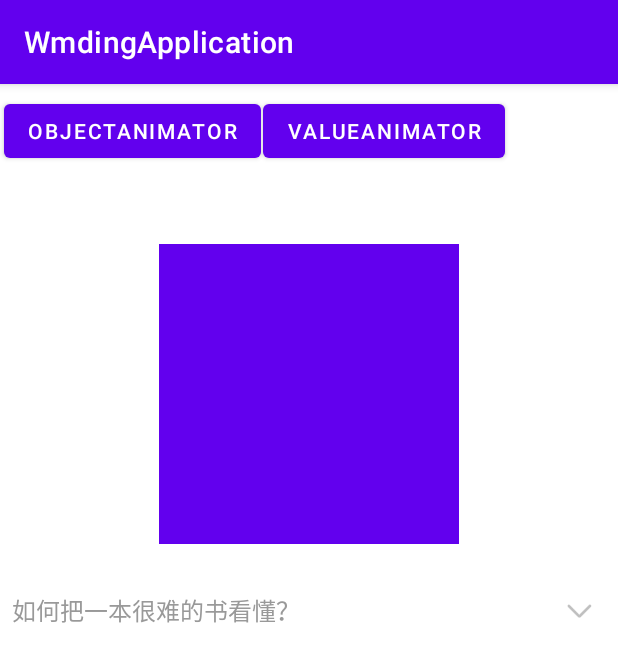
After one commit to wmdkanhai/WmdingApplication, an Android app: the PropertyAnimationActivity screen opened directly, with no data from a screen before it, on a phone screen of 412 x 824 dp. The commit adds this screen. Shown: the top 662 px of the screen. Run offline under Robolectric (Android 15) with nearby library versions, the phone set to English and light mode, and no system bars.

Commit message:
fix：属性动画基本使用

```diff
--- a/animationlib/build.gradle
+++ b/animationlib/build.gradle
@@ -36,4 +36,5 @@ dependencies {
     testImplementation 'junit:junit:4.+'
     androidTestImplementation 'androidx.test.ext:junit:1.1.1'
     androidTestImplementation 'androidx.test.espresso:espresso-core:3.2.0'
+    implementation project(path: ':commonlib')
 }
--- a/animationlib/src/main/AndroidManifest.xml
+++ b/animationlib/src/main/AndroidManifest.xml
@@ -3,7 +3,8 @@
         package="com.wmding.animationlib">
 
     <application>
-        <activity android:name=".AnimationActivity"></activity>
+        <activity android:name=".PropertyAnimationActivity"></activity>
+        <activity android:name=".AnimationActivity" />
     </application>
 
 </manifest>
--- /dev/null
+++ b/animationlib/src/main/res/layout/activity_property_animation.xml
@@ -0,0 +1,98 @@
+<?xml version="1.0" encoding="utf-8"?>
+<androidx.constraintlayout.widget.ConstraintLayout xmlns:android="http://schemas.android.com/apk/res/android"
+        xmlns:tools="http://schemas.android.com/tools"
+        xmlns:app="http://schemas.android.com/apk/res-auto"
+        android:layout_width="match_parent"
+        android:layout_height="match_parent"
+        tools:context=".PropertyAnimationActivity">
+
+
+    <Button
+            android:onClick="btn"
+            android:text="ObjectAnimator"
+            android:layout_width="wrap_content"
+            android:layout_height="wrap_content"
+            android:id="@+id/btn"
+            app:layout_constraintTop_toTopOf="parent"
+            app:layout_constraintStart_toStartOf="parent"
+            app:layout_constraintBottom_toBottomOf="parent"
+            app:layout_constraintEnd_toEndOf="parent"
+            app:layout_constraintHorizontal_bias="0.01"
+            app:layout_constraintVertical_bias="0.01" />
+
+    <Button
+            android:onClick="valueAnimator"
+            android:text="ValueAnimator"
+            android:layout_width="wrap_content"
+            android:layout_height="wrap_content"
+            app:layout_constraintTop_toTopOf="parent"
+            app:layout_constraintBottom_toBottomOf="parent"
+            app:layout_constraintEnd_toEndOf="parent"
+            app:layout_constraintHorizontal_bias="0.02"
+            app:layout_constraintVertical_bias="0.01"
+            app:layout_constraintStart_toEndOf="@+id/btn" />
+
+    <ImageView
+            android:layout_width="200dp"
+            android:layout_height="200dp"
+            android:id="@+id/imageView"
+            android:src="@color/design_default_color_primary"
+            app:layout_constraintHorizontal_bias="0.5"
+            app:layout_constraintVertical_bias="0.1"
+            app:layout_constraintStart_toStartOf="parent"
+            app:layout_constraintBottom_toBottomOf="parent"
+            app:layout_constraintEnd_toEndOf="parent"
+            app:layout_constraintTop_toBottomOf="@+id/btn" />
+
+    <LinearLayout
+            android:orientation="vertical"
+            android:layout_marginTop="20dp"
+            app:layout_constraintStart_toStartOf="parent"
+            app:layout_constraintEnd_toEndOf="parent"
+            app:layout_constraintTop_toBottomOf="@+id/imageView"
+            android:layout_width="match_parent"
+            android:layout_height="wrap_content">
+
+        <LinearLayout
+                android:id="@+id/ll_expanded_question"
+                android:layout_width="match_parent"
+                android:layout_height="48dp"
+                android:gravity="center_vertical">
+
+            <TextView
+                    android:id="@+id/tv_expanded_question"
+                    android:layout_width="0dp"
+                    android:layout_height="48dp"
+                    android:layout_weight="1"
+                    android:gravity="center_vertical"
+                    android:padding="8dp"
+                    android:text="如何把一本很难的书看懂？"
+                    android:textColor="#999999"
+                    android:textSize="16sp" />
+
+            <ImageView
+                    android:id="@+id/iv_expanded_indicator"
+                    android:layout_width="20dp"
+                    android:layout_height="20dp"
+                    android:layout_marginRight="16dp"
+                    android:src="@drawable/img_up_arrow" />
+
+        </LinearLayout>
+
+        <LinearLayout
+                android:layout_width="match_parent"
+                android:layout_height="wrap_content">
+            <TextView
+                    android:visibility="gone"
+                    android:id="@+id/tv_expanded_answer"
+                    android:layout_width="match_parent"
+                    android:layout_height="wrap_content"
+                    android:padding="8dp"
+                    android:text="多读几遍。真的特别有用。至少看三遍。从开头看，看到中间，重头再来，再看得多一点，在从新开始，建议看到快结束时再从新开始。"
+                    android:textColor="#999999"
+                    android:textSize="16sp" />
+        </LinearLayout>
+
+    </LinearLayout>
+
+</androidx.constraintlayout.widget.ConstraintLayout>
```
Also changed, not shown: animationlib/src/main/java/com/wmding/animationlib/AnimationActivity.java (+8 -0 lines), animationlib/src/main/java/com/wmding/animationlib/PropertyAnimationActivity.java (added, +197 -0 lines), animationlib/src/main/res/layout/activity_animation.xml (+5 -2 lines), app/src/main/res/layout/activity_main.xml (+0 -12 lines), animationlib/src/main/res/drawable/img_up_arrow.png (added), 1 other file.
